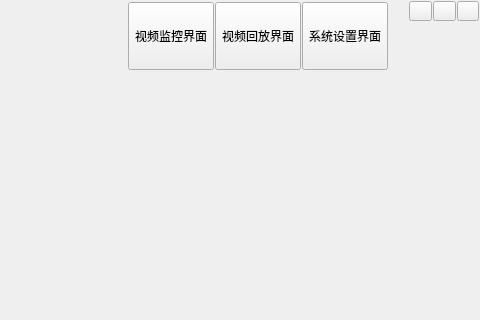
Above: player/realmainwindow.ui from dyhgo/Horus before the change; both pictures show x 320 to 800 and y 0 to 320 of the 800 by 600 pixel window. Below: the same form after it.
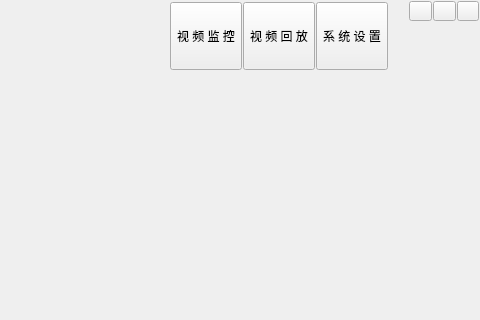
That is the form after the change.

```diff
--- a/player/realmainwindow.ui
+++ b/player/realmainwindow.ui
@@ -143,7 +143,10 @@
             </sizepolicy>
            </property>
            <property name="text">
-            <string>视频监控界面</string>
+            <string>视 频 监 控</string>
+           </property>
+           <property name="popupMode">
+            <enum>QToolButton::InstantPopup</enum>
            </property>
           </widget>
          </item>
@@ -156,7 +159,7 @@
             </sizepolicy>
            </property>
            <property name="text">
-            <string>视频回放界面</string>
+            <string>视 频 回 放</string>
            </property>
           </widget>
          </item>
@@ -169,7 +172,7 @@
             </sizepolicy>
            </property>
            <property name="text">
-            <string>系统设置界面</string>
+            <string>系 统 设 置</string>
            </property>
           </widget>
          </item>
```
Left out of the diff: 24 changed lines with no effect on the pictures.
